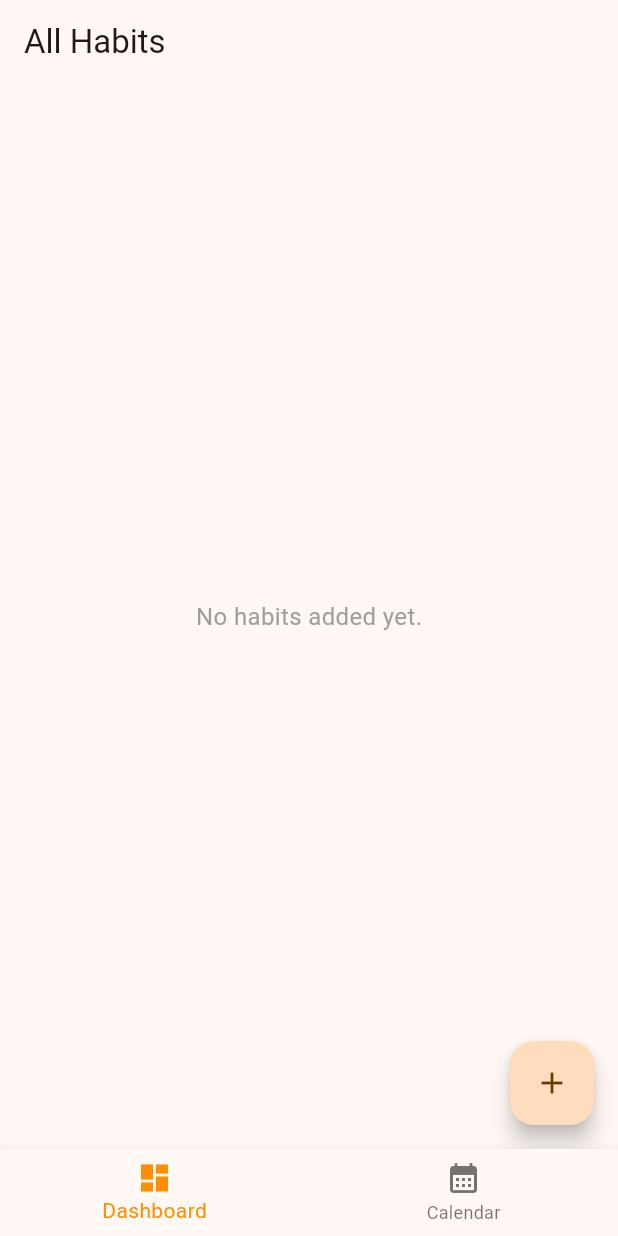
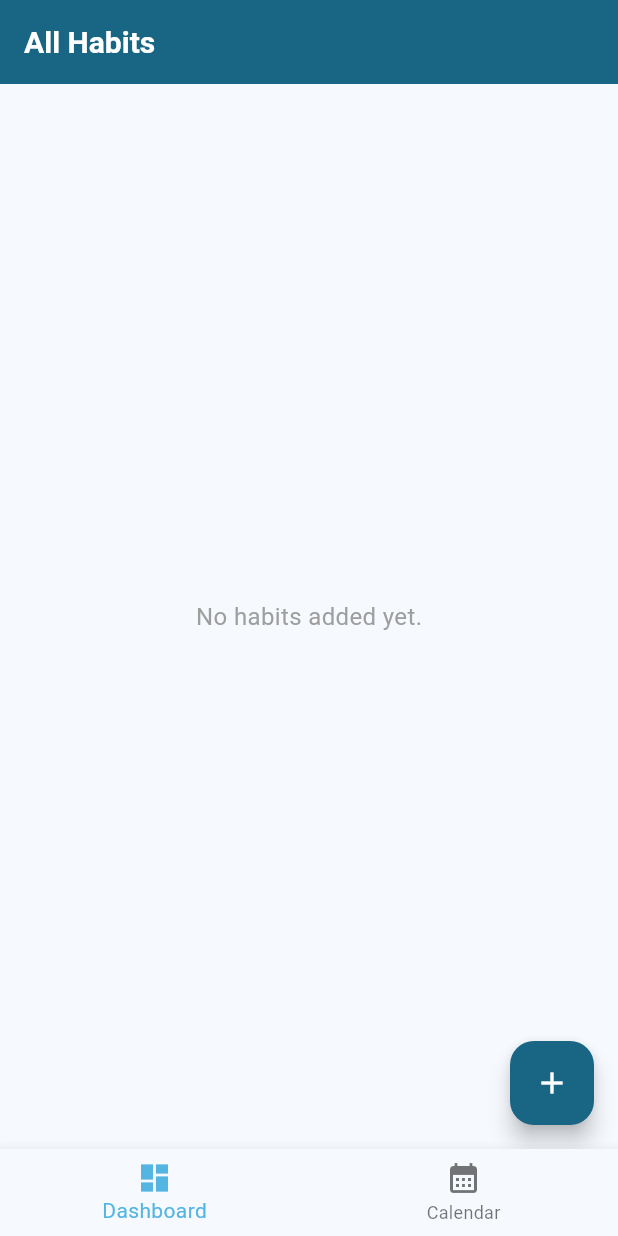
Before and after one commit to anthonynmh/habit_tracker_app, a Flutter app: the screen it shows after launch, on a phone screen of 412 x 824 dp. Run offline on Flutter 3.47's test engine with Material 3 defaults, Android fonts, the phone set to English and light mode, and no system bars; our stand-ins replace shared_preferences, table_calendar.

Commit message:
visual update

```diff
--- a/lib/main.dart
+++ b/lib/main.dart
@@ -1,5 +1,6 @@
 import 'package:flutter/material.dart';
 import 'package:habit_tracker_app/screens/my_home_page.dart';
+import 'package:habit_tracker_app/theme/app_colors.dart';
 
 void main() {
   runApp(const MyApp());
@@ -8,14 +9,64 @@ void main() {
 class MyApp extends StatelessWidget {
   const MyApp({super.key});
 
-  // This widget is the root of your application.
   @override
   Widget build(BuildContext context) {
     return MaterialApp(
-      title: 'Flutter Demo',
+      title: 'Habit Tracker',
+      debugShowCheckedModeBanner: false,
       theme: ThemeData(
-        colorScheme: ColorScheme.fromSeed(seedColor: Colors.orange),
+        useMaterial3: true,
+        primaryColor: AppColors.primary,
+        colorScheme: ColorScheme.fromSeed(
+          seedColor: AppColors.primary,
+          brightness: Brightness.light,
+        ),
+        appBarTheme: AppBarTheme(
+          backgroundColor: AppColors.primary,
+          elevation: 0,
+          titleTextStyle: const TextStyle(
+            fontSize: 20,
+            fontWeight: FontWeight.bold,
+            color: AppColors.textDark,
+          ),
+          iconTheme: const IconThemeData(color: AppColors.textDark),
+        ),
+        floatingActionButtonTheme: FloatingActionButtonThemeData(
+          backgroundColor: AppColors.primary,
+          shape: const RoundedRectangleBorder(borderRadius: BorderRadius.all(Radius.circular(16))),
+        ),
+        elevatedButtonTheme: ElevatedButtonThemeData(
+          style: ElevatedButton.styleFrom(
+            backgroundColor: AppColors.primary,
+            foregroundColor: AppColors.textDark,
+            shape: RoundedRectangleBorder(borderRadius: BorderRadius.circular(12)),
+            padding: const EdgeInsets.symmetric(vertical: 12, horizontal: 20),
+          ),
+        ),
+        dialogTheme: DialogTheme(
+          shape: RoundedRectangleBorder(borderRadius: BorderRadius.circular(12)),
+          backgroundColor: AppColors.backgroundLight,
+          titleTextStyle: const TextStyle(fontSize: 18, fontWeight: FontWeight.bold),
+          contentTextStyle: const TextStyle(fontSize: 16),
+        ),
+        textTheme: const TextTheme(
+          titleLarge: TextStyle(fontSize: 22, fontWeight: FontWeight.bold),
+          bodyMedium: TextStyle(fontSize: 16, color: AppColors.textLight),
+        ),
       ),
+      darkTheme: ThemeData(
+        brightness: Brightness.dark,
+        colorScheme: ColorScheme.fromSeed(
+          seedColor: AppColors.primaryDark,
+          brightness: Brightness.dark,
+        ),
+        scaffoldBackgroundColor: AppColors.backgroundDark,
+        textTheme: const TextTheme(
+          titleLarge: TextStyle(fontSize: 22, fontWeight: FontWeight.bold, color: AppColors.textDark),
+          bodyMedium: TextStyle(fontSize: 16, color: AppColors.textDark),
+        ),
+      ),
+      themeMode: ThemeMode.system,
       home: const MyHomePage(title: 'Habit Tracker App'),
     );
   }
--- a/lib/screens/dashboard_page.dart
+++ b/lib/screens/dashboard_page.dart
@@ -40,19 +40,27 @@ class _DashboardPageState extends State<DashboardPage> {
 
   @override
   Widget build(BuildContext context) {
+    final theme = Theme.of(context);
+
     return Scaffold(
-      appBar: AppBar(title: const Text("All Habits")),
+      appBar: AppBar(
+        title: const Text("All Habits"),
+        backgroundColor: theme.colorScheme.primary,
+        foregroundColor: Colors.white,
+      ),
+      backgroundColor: theme.colorScheme.surface,
       body: HabitList(
         habitsList: habitManager.habitsList,
         onDelete: _deleteHabit,
-        onEdit: _editHabit, // Enable editing
+        onEdit: _editHabit,
       ),
       floatingActionButton: FloatingActionButton(
         onPressed: () async {
           Habit? habit = await showHabitInputDialog(context);
           if (habit != null) _addHabit(habit);
         },
-        child: const Icon(Icons.add),
+        backgroundColor: theme.colorScheme.primary, // Matches app theme
+        child: const Icon(Icons.add, color: Colors.white),
       ),
     );
   }
--- a/lib/screens/my_home_page.dart
+++ b/lib/screens/my_home_page.dart
@@ -1,6 +1,7 @@
 import 'package:flutter/material.dart';
 import 'package:habit_tracker_app/screens/dashboard_page.dart';
 import 'package:habit_tracker_app/screens/calendar_page.dart';
+import 'package:habit_tracker_app/theme/app_colors.dart';
 
 class MyHomePage extends StatefulWidget {
   final String title;
@@ -34,7 +35,7 @@ class _MyHomePageState extends State<MyHomePage> {
           BottomNavigationBarItem(icon: Icon(Icons.calendar_month), label: 'Calendar'),
         ],
         currentIndex: _selectedIndex,
-        selectedItemColor: Colors.amber[800],
+        selectedItemColor: AppColors.primary,
         onTap: _onItemTapped,
       ),
     );
--- /dev/null
+++ b/lib/theme/app_colors.dart
@@ -0,0 +1,11 @@
+import 'package:flutter/material.dart';
+
+class AppColors {
+  static const Color primary = Color.fromARGB(255, 85, 181, 226);
+  static const Color primaryDark = Color.fromARGB(255, 34, 140, 197);
+  static const Color accent = Color.fromARGB(255, 19, 171, 231);
+  static const Color backgroundLight = Colors.white;
+  static const Color backgroundDark = Color(0xFF121212); // Dark mode background
+  static const Color textLight = Colors.black87;
+  static const Color textDark = Colors.white;
+}
```
Also changed, not shown: lib/widgets/habit_list.dart (+82 -24 lines).
